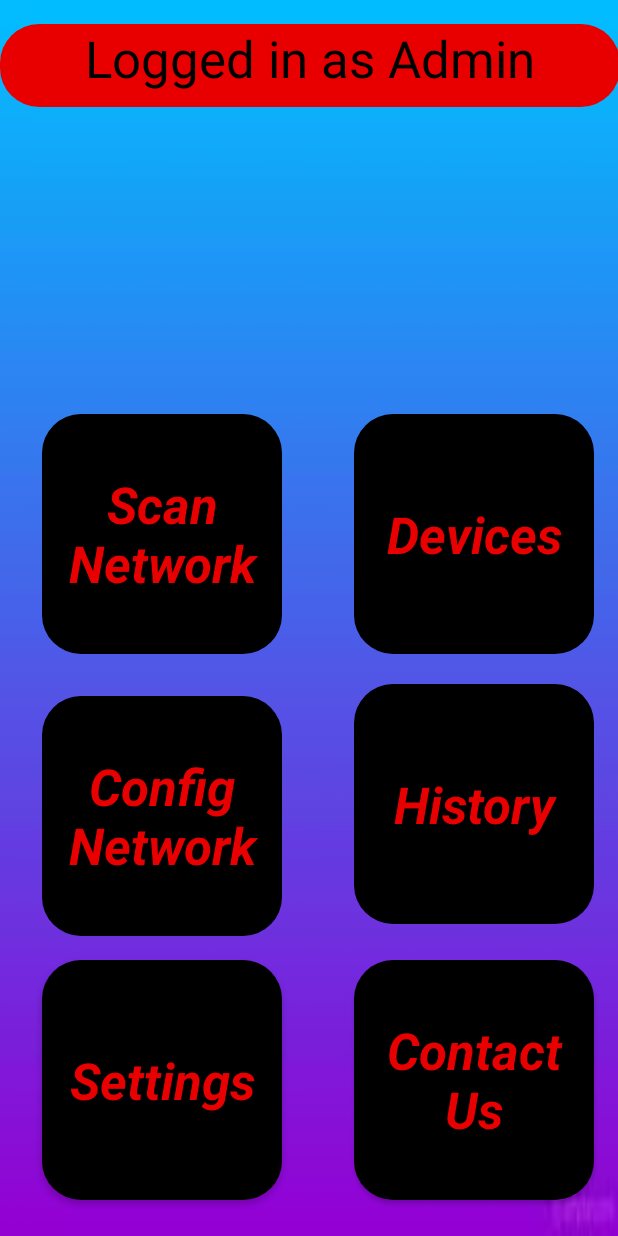
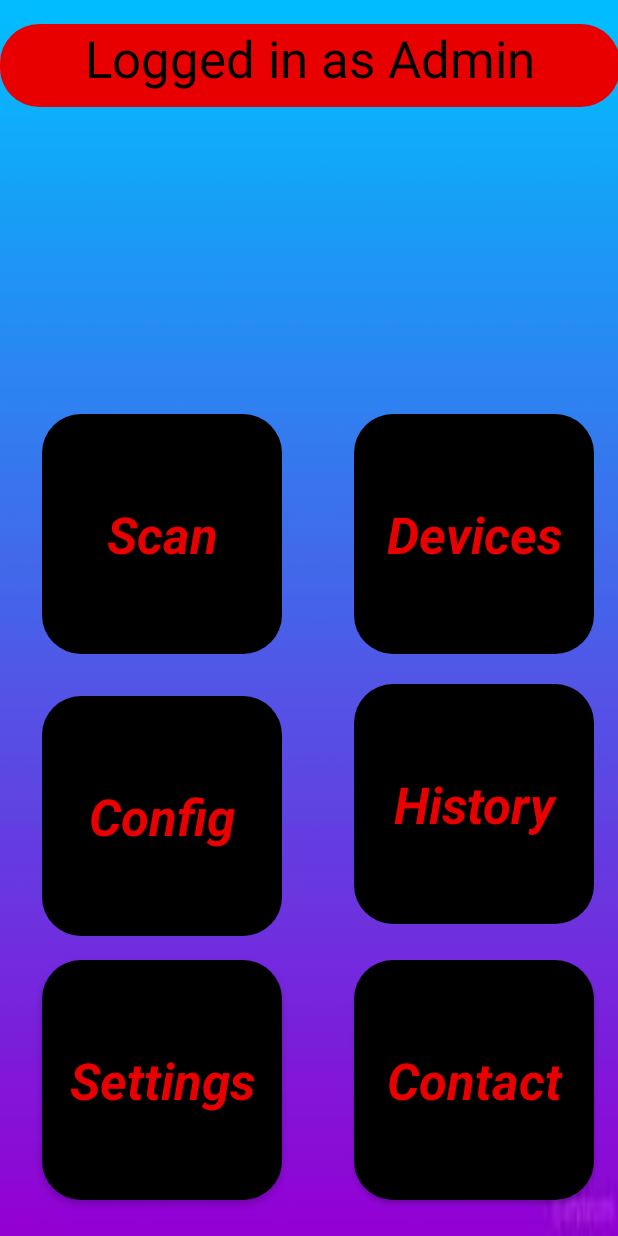
Before and after one commit to JuMabe/WolfNet, an Android app: the screen it shows after launch (MainActivity), on a phone screen of 412 x 824 dp. Run offline under Robolectric (Android 15) with nearby library versions, the phone set to English and light mode, and no system bars.

Commit message:
updated string

```diff
--- a/app/src/main/res/values/strings.xml
+++ b/app/src/main/res/values/strings.xml
@@ -10,10 +10,10 @@
 
     <string name="button_settings">Settings</string>
     <string name="button_about">About</string>
-    <string name="button_contact_us">Contact Us</string>
-    <string name="button_scan">Scan Network</string>
+    <string name="button_contact_us">Contact</string>
+    <string name="button_scan">Scan</string>
     <string name="button_history">History</string>
-    <string name="button_config">Config Network</string>
+    <string name="button_config">Config</string>
     <string name="button_connected">Devices</string>
 
     <string name="copyright">Copyright since 2021</string>
```
